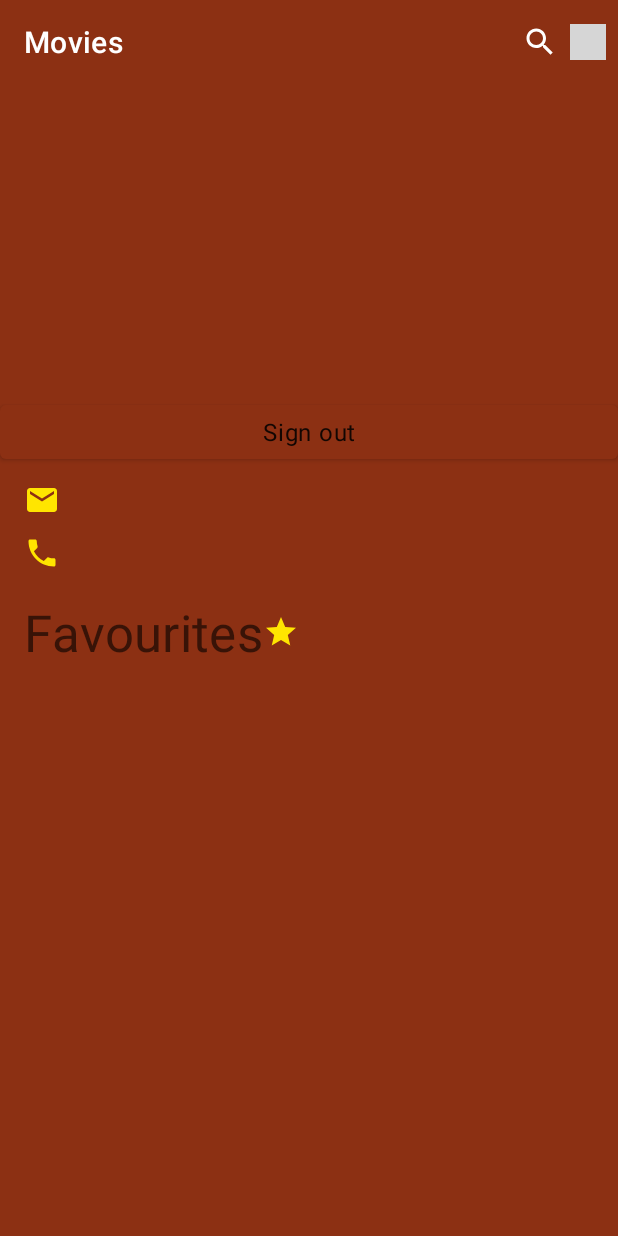
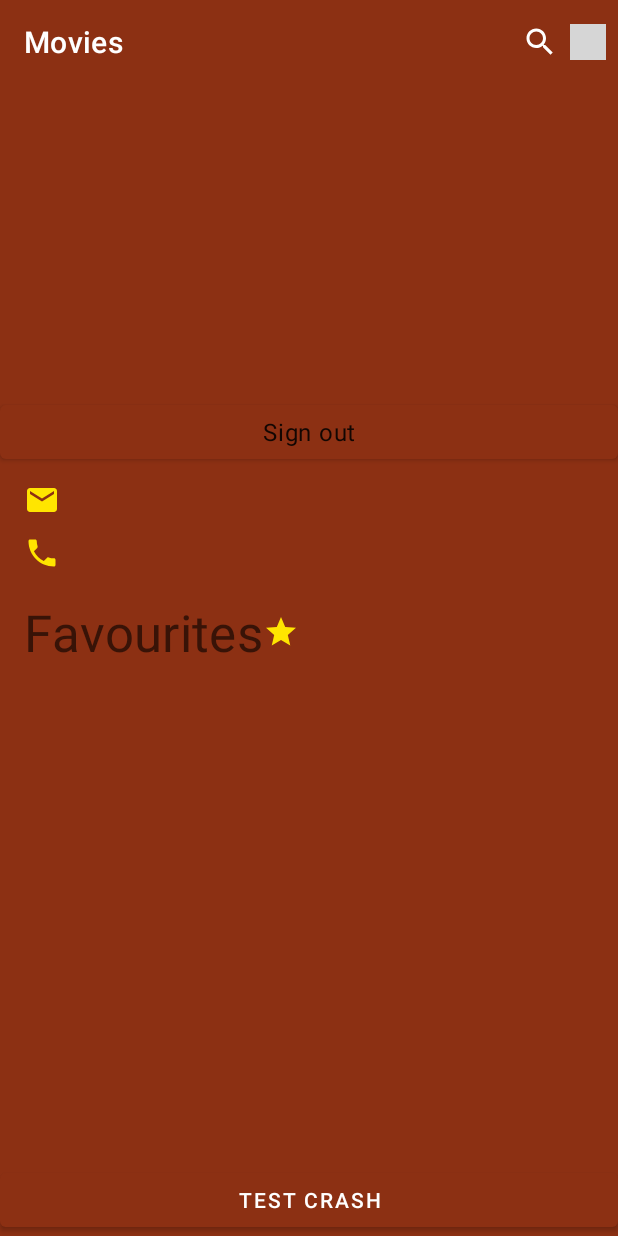
Before and after one commit to nikachapo/Movies, an Android app: the fragment AccountProfileFragment placed in its activity, on a phone screen of 412 x 824 dp. Run offline under Robolectric (Android 15) with nearby library versions, the phone set to English and light mode, and no system bars; our stand-ins replace Dagger/Hilt's generated code, Firebase (no records; nobody signed in at launch, a user with empty details on screens opened directly), Room's generated code, paging; libraries missing offline, so code that uses them is left out: com.firebase.ui; grey boxes are pictures that could not be loaded.

Commit message:
Setup CrashLytics

```diff
--- a/app/build.gradle
+++ b/app/build.gradle
@@ -4,6 +4,7 @@ plugins {
     id 'kotlin-android-extensions'
     id 'kotlin-kapt'
     id 'com.google.gms.google-services'
+    id 'com.google.firebase.crashlytics'
 }
 
 android {
@@ -57,6 +58,8 @@ dependencies {
     implementation deps.material
     implementation deps.androidx.constraintlayout
     implementation 'androidx.legacy:legacy-support-v4:1.0.0'
+    implementation 'com.google.firebase:firebase-crashlytics:17.3.0'
+    implementation 'com.google.firebase:firebase-analytics:18.0.0'
 
     //testing
     testImplementation deps.tests.junit
--- a/app/src/main/java/com/example/movies/account/AccountManager.kt
+++ b/app/src/main/java/com/example/movies/account/AccountManager.kt
@@ -10,6 +10,7 @@ import com.example.movies.storage.Storage
 import com.example.movies.utils.util.KEY_ACCOUNT_ID
 import com.firebase.ui.auth.AuthUI
 import com.google.firebase.auth.FirebaseAuth
+import com.google.firebase.crashlytics.FirebaseCrashlytics
 import kotlinx.coroutines.CoroutineDispatcher
 import kotlinx.coroutines.tasks.await
 import kotlinx.coroutines.withContext
@@ -47,6 +48,7 @@ class AccountManager @Inject constructor(
                 if (isNotEmpty()) {
                     _currentAccount.addSource(accountRepository.getAccount(this)) {
                         _currentAccount.value = it
+                        FirebaseCrashlytics.getInstance().setUserId(it.id)
                     }
                     return true
                 }
@@ -62,6 +64,7 @@ class AccountManager @Inject constructor(
     suspend fun registerAccount(account: Account) = withContext(ioDispatcher) {
         if (isLoggedInWithFirebase && accountRepository.register(account)) {
             _currentAccount.postValue(account)
+            FirebaseCrashlytics.getInstance().setUserId(account.id)
             localStorage.setObjectAtLocation(KEY_ACCOUNT_ID, currentFirebaseUID)
             return@withContext true
         }
--- a/app/src/main/java/com/example/movies/ui/MainActivity.kt
+++ b/app/src/main/java/com/example/movies/ui/MainActivity.kt
@@ -27,6 +27,10 @@ class MainActivity : AppCompatActivity() {
         setContentView(binding.root)
 
         setSupportActionBar(binding.toolbarLayout.searchToolbar)
+
+        binding.testCrashBtn.setOnClickListener {
+            throw RuntimeException("Test Crash")
+        }
 
         if (savedInstanceState == null) {
             supportFragmentManager.beginTransaction()
--- a/app/src/main/res/layout/activity_main.xml
+++ b/app/src/main/res/layout/activity_main.xml
@@ -9,6 +9,12 @@
         android:id="@+id/toolbarLayout"
         layout="@layout/search_toolbar_layout" />
 
+    <Button
+        android:id="@+id/testCrashBtn"
+        android:layout_width="match_parent"
+        android:layout_height="wrap_content"
+        android:layout_gravity="bottom"
+        android:text="Test crash"/>
     <FrameLayout
         android:id="@+id/mainContainer"
         android:layout_width="match_parent"
--- a/build.gradle
+++ b/build.gradle
@@ -9,6 +9,7 @@ buildscript {
         classpath "com.android.tools.build:gradle:4.1.1"
         classpath "org.jetbrains.kotlin:kotlin-gradle-plugin:$kotlin_version"
         classpath 'com.google.gms:google-services:4.3.4'
+        classpath 'com.google.firebase:firebase-crashlytics-gradle:2.4.1'
         // NOTE: Do not place your application dependencies here; they belong
         // in the individual module build.gradle files
     }
```
